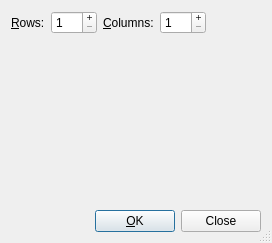
Qt form src/frontends/qt4/ui/QTabularCreateUi.ui (cburschka/lyx) before a commit.
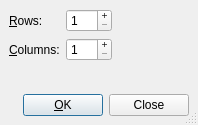
The same form after that commit. Custom widgets are drawn as their Qt base class.

Commit message: Add new tableinsertwidget + Remove table widget from inserttable dialog

```diff
--- a/src/frontends/qt4/ui/QTabularCreateUi.ui
+++ b/src/frontends/qt4/ui/QTabularCreateUi.ui
@@ -8,8 +8,8 @@
    <rect>
     <x>0</x>
     <y>0</y>
-    <width>272</width>
-    <height>243</height>
+    <width>198</width>
+    <height>125</height>
    </rect>
   </property>
   <property name="windowTitle" >
@@ -18,170 +18,27 @@
   <property name="sizeGripEnabled" >
    <bool>true</bool>
   </property>
-  <layout class="QVBoxLayout" >
+  <layout class="QGridLayout" >
    <property name="margin" >
-    <number>11</number>
+    <number>9</number>
    </property>
    <property name="spacing" >
     <number>6</number>
    </property>
-   <item>
-    <layout class="QHBoxLayout" >
-     <property name="margin" >
-      <number>0</number>
+   <item row="2" column="1" >
+    <spacer>
+     <property name="orientation" >
+      <enum>Qt::Vertical</enum>
      </property>
-     <property name="spacing" >
-      <number>6</number>
+     <property name="sizeHint" >
+      <size>
+       <width>20</width>
+       <height>40</height>
+      </size>
      </property>
-     <item>
-      <widget class="QLabel" name="rowsL" >
-       <property name="toolTip" >
-        <string>Number of rows</string>
-       </property>
-       <property name="text" >
-        <string>&amp;Rows:</string>
-       </property>
-       <property name="buddy" >
-        <cstring>rowsSB</cstring>
-       </property>
-      </widget>
-     </item>
-     <item>
-      <widget class="QSpinBox" name="rowsSB" >
-       <property name="toolTip" >
-        <string>Number of rows</string>
-       </property>
-       <property name="buttonSymbols" >
-        <enum>QAbstractSpinBox::PlusMinus</enum>
-       </property>
-       <property name="maximum" >
-        <number>511</number>
-       </property>
-       <property name="minimum" >
-        <number>1</number>
-       </property>
-      </widget>
-     </item>
-     <item>
-      <widget class="QLabel" name="columnsL" >
-       <property name="toolTip" >
-        <string>Number of columns</string>
-       </property>
-       <property name="text" >
-        <string>&amp;Columns:</string>
-       </property>
-       <property name="buddy" >
-        <cstring>columnsSB</cstring>
-       </property>
-      </widget>
-     </item>
-     <item>
-      <widget class="QSpinBox" name="columnsSB" >
-       <property name="toolTip" >
-        <string>Number of columns</string>
-       </property>
-       <property name="buttonSymbols" >
-        <enum>QAbstractSpinBox::PlusMinus</enum>
-       </property>
-       <property name="maximum" >
-        <number>511</number>
-       </property>
-       <property name="minimum" >
-        <number>1</number>
-       </property>
-      </widget>
-     </item>
-     <item>
-      <spacer>
-       <property name="orientation" >
-        <enum>Qt::Horizontal</enum>
-       </property>
-       <property name="sizeType" >
-        <enum>QSizePolicy::Expanding</enum>
-       </property>
-       <property name="sizeHint" >
-        <size>
-         <width>20</width>
-         <height>20</height>
-        </size>
-       </property>
-      </spacer>
-     </item>
-    </layout>
+    </spacer>
    </item>
-   <item>
-    <layout class="QGridLayout" >
-     <property name="margin" >
-      <number>0</number>
-     </property>
-     <property name="spacing" >
-      <number>6</number>
-     </property>
-     <item row="0" column="1" >
-      <spacer>
-       <property name="orientation" >
-        <enum>Qt::Horizontal</enum>
-       </property>
-       <property name="sizeType" >
-        <enum>QSizePolicy::MinimumExpanding</enum>
-       </property>
-       <property name="sizeHint" >
-        <size>
-         <width>20</width>
-         <height>20</height>
-        </size>
-       </property>
-      </spacer>
-     </item>
-     <item row="1" column="0" >
-      <spacer>
-       <property name="orientation" >
-        <enum>Qt::Vertical</enum>
-       </property>
-       <property name="sizeType" >
-        <enum>QSizePolicy::MinimumExpanding</enum>
-       </property>
-       <property name="sizeHint" >
-        <size>
-         <width>20</width>
-         <height>20</height>
-        </size>
-       </property>
-      </spacer>
-     </item>
-     <item row="0" column="0" >
-      <widget class="EmptyTable" name="table" >
-       <property name="sizePolicy" >
-        <sizepolicy>
-         <hsizetype>5</hsizetype>
-         <vsizetype>5</vsizetype>
-         <horstretch>0</horstretch>
-         <verstretch>0</verstretch>
-        </sizepolicy>
-       </property>
-       <property name="minimumSize" >
-        <size>
-         <width>100</width>
-         <height>100</height>
-        </size>
-       </property>
-       <property name="maximumSize" >
-        <size>
-         <width>600</width>
-         <height>600</height>
-        </size>
-       </property>
-       <property name="focusPolicy" >
-        <enum>Qt::NoFocus</enum>
-       </property>
-       <property name="toolTip" >
-        <string>Resize this to the correct table dimensions</string>
-       </property>
-      </widget>
-     </item>
-    </layout>
-   </item>
-   <item>
+   <item row="3" column="0" colspan="3" >
     <layout class="QHBoxLayout" >
      <property name="margin" >
       <number>0</number>
@@ -221,18 +78,83 @@
      </item>
     </layout>
    </item>
+   <item row="0" column="0" >
+    <widget class="QLabel" name="rowsL" >
+     <property name="toolTip" >
+      <string>Number of rows</string>
+     </property>
+     <property name="text" >
+      <string>&amp;Rows:</string>
+     </property>
+     <property name="buddy" >
+      <cstring>rowsSB</cstring>
+     </property>
+    </widget>
+   </item>
+   <item row="0" column="2" >
+    <spacer>
+     <property name="orientation" >
+      <enum>Qt::Horizontal</enum>
+     </property>
+     <property name="sizeType" >
+      <enum>QSizePolicy::Expanding</enum>
+     </property>
+     <property name="sizeHint" >
+      <size>
+       <width>58</width>
+       <height>22</height>
+      </size>
+     </property>
+    </spacer>
+   </item>
+   <item row="1" column="0" >
+    <widget class="QLabel" name="columnsL" >
+     <property name="toolTip" >
+      <string>Number of columns</string>
+     </property>
+     <property name="text" >
+      <string>&amp;Columns:</string>
+     </property>
+     <property name="buddy" >
+      <cstring>columnsSB</cstring>
+     </property>
+    </widget>
+   </item>
+   <item row="0" column="1" >
+    <widget class="QSpinBox" name="rowsSB" >
+     <property name="toolTip" >
+      <string>Number of rows</string>
+     </property>
+     <property name="buttonSymbols" >
+      <enum>QAbstractSpinBox::PlusMinus</enum>
+     </property>
+     <property name="maximum" >
+      <number>511</number>
+     </property>
+     <property name="minimum" >
+      <number>1</number>
+     </property>
+    </widget>
+   </item>
+   <item row="1" column="1" >
+    <widget class="QSpinBox" name="columnsSB" >
+     <property name="toolTip" >
+      <string>Number of columns</string>
+     </property>
+     <property name="buttonSymbols" >
+      <enum>QAbstractSpinBox::PlusMinus</enum>
+     </property>
+     <property name="maximum" >
+      <number>511</number>
+     </property>
+     <property name="minimum" >
+      <number>1</number>
+     </property>
+    </widget>
+   </item>
   </layout>
  </widget>
  <pixmapfunction></pixmapfunction>
- <customwidgets>
-  <customwidget>
-   <class>EmptyTable</class>
-   <extends></extends>
-   <header>emptytable.h</header>
-   <container>0</container>
-   <pixmap></pixmap>
-  </customwidget>
- </customwidgets>
  <tabstops>
   <tabstop>rowsSB</tabstop>
   <tabstop>columnsSB</tabstop>
```
Left out of the diff: 1 changed line with no effect on the pictures. The commit also changes 7 other files.
